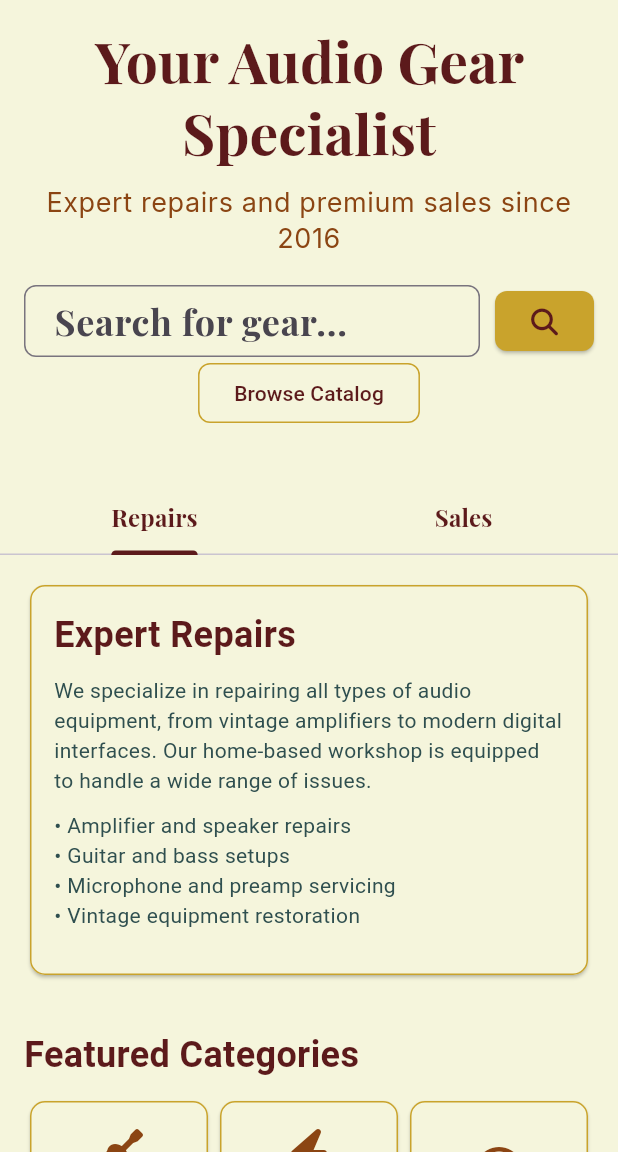
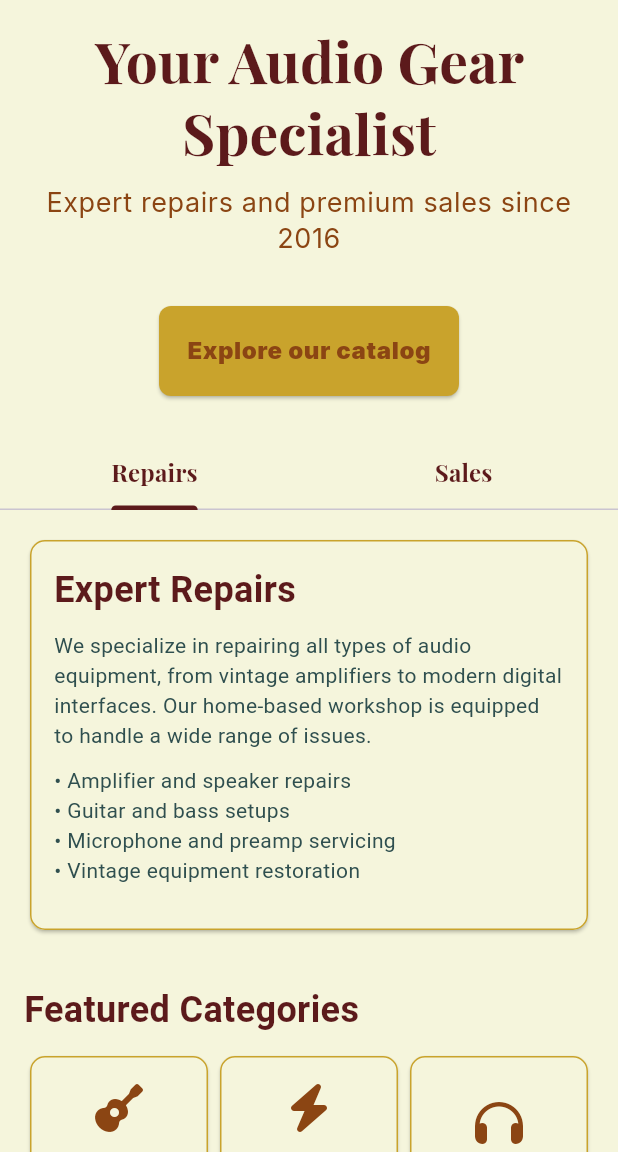
Before and after one commit to taciano-pacchialat/e-commerce-project, a Flutter app: the screen it shows after launch, on a phone screen of 412 x 824 dp, the part 84-1236 px from its top. Run offline on Flutter 3.47's test engine with Material 3 defaults, Android fonts, the phone set to English and light mode, and no system bars; our stand-ins replace equatable, flutter_bloc, font_awesome_flutter, google_fonts.

```diff
--- a/lib/views/home/home_view.dart
+++ b/lib/views/home/home_view.dart
@@ -13,12 +13,11 @@ class HomePageView extends StatelessWidget {
 
   @override
   Widget build(BuildContext context) {
-    //TODO continue styling
     return BaseScaffold(
       title: 'Charly\'s Hideout',
       body: ListView(
         children: [
-          // Welcome section
+          // Title section
           Padding(
             padding: const EdgeInsets.all(16.0),
             child: Column(
@@ -40,66 +39,42 @@ class HomePageView extends StatelessWidget {
                         fontSize: 18.0,
                       ),
                 ),
-                const SizedBox(height: 20),
-                Column(
+                const SizedBox(height: 10),
+              ],
+            ),
+          ),
+          Padding(
+            padding: const EdgeInsets.all(8.0),
+            child: Row(
+              mainAxisSize: MainAxisSize.min,
               mainAxisAlignment: MainAxisAlignment.center,
               children: [
-                    Row(
-                      children: [
-                        Expanded(
-                          child: TextField(
-                            decoration: InputDecoration(
-                              contentPadding:
-                                  const EdgeInsets.symmetric(horizontal: 16.0),
-                              hintText: "Search for gear...",
-                              border: OutlineInputBorder(
-                                borderRadius: BorderRadius.circular(8.0),
-                                borderSide: const BorderSide(
-                                  color: AppColors.secondaryGold,
-                                ),
-                              ),
-                            ),
-                          ),
-                        ),
-                        const SizedBox(width: 10),
                 ElevatedButton(
                   style: ElevatedButton.styleFrom(
                     backgroundColor: AppColors.secondaryGold,
+                    padding: const EdgeInsets.symmetric(
+                        horizontal: 16.0, vertical: 16.0), // Adjust padding
+                    minimumSize: const Size(200, 60),
                     shape: RoundedRectangleBorder(
                       borderRadius: BorderRadius.circular(8.0),
                     ),
                   ),
                   onPressed: () {
-                            // Handle search action
+                    BlocProvider.of<NavigationBloc>(context).add(
+                      const NavigateToStore(categoryId: ''),
+                    );
                   },
-                          child: const Icon(FontAwesomeIcons.magnifyingGlass,
-                              color: AppColors.primaryBurgundy),
+                  child: Text(
+                    'Explore our catalog',
+                    style: Theme.of(context).textTheme.bodySmall?.copyWith(
+                          fontWeight: FontWeight.w900,
                         ),
-                      ],
-                    ),
-                    const SizedBox(width: 10),
-                    OutlinedButton(
-                      style: OutlinedButton.styleFrom(
-                        side: const BorderSide(color: AppColors.secondaryGold),
-                        shape: RoundedRectangleBorder(
-                          borderRadius: BorderRadius.circular(8.0),
-                        ),
-                        backgroundColor: Colors.transparent,
-                      ),
-                      onPressed: () {
-                        BlocProvider.of<NavigationBloc>(context)
-                            .add(const NavigateToStore(categoryId: ''));
-                      },
-                      child: const Text(
-                        "Browse Catalog",
-                        style: TextStyle(color: AppColors.primaryBurgundy),
                   ),
                 ),
               ],
             ),
-              ],
           ),
-          ),
+
           const SizedBox(height: 20),
 
           // Tabs Section
@@ -268,7 +243,7 @@ class HomePageView extends StatelessWidget {
                   crossAxisAlignment: CrossAxisAlignment.start,
                   children: [
                     Text(
-                      "About Audio Gear Haven",
+                      "About Charly's Hideout",
                       style: TextStyle(
                           fontSize: 24,
                           fontWeight: FontWeight.bold,
@@ -317,7 +292,7 @@ class HomePageView extends StatelessWidget {
                     child: Column(
                       children: [
                         ContactInfo(
-                            icon: FontAwesomeIcons.phone,
+                            icon: FontAwesomeIcons.whatsapp,
                             text: "+54 221 542 4184"),
                         ContactInfo(
                             icon: FontAwesomeIcons.locationDot,
@@ -337,7 +312,7 @@ class HomePageView extends StatelessWidget {
             child: const Padding(
               padding: EdgeInsets.all(16.0),
               child: Text(
-                "© 2023 Charly's Hideout. All rights reserved.",
+                "© 2024 Charly's Hideout. All rights reserved.",
                 textAlign: TextAlign.center,
                 style: TextStyle(color: AppColors.primaryCream),
               ),
--- a/pubspec.yaml
+++ b/pubspec.yaml
@@ -35,7 +35,7 @@ dependencies:
   bloc: ^8.1.4
   flutter_bloc: ^8.1.6
   equatable: ^2.0.5
-  carousel_slider: ^4.2.1
+  carousel_slider: ^5.0.0
   font_awesome_flutter: ^10.7.0
   logger: ^2.4.0
 
```
Also changed, not shown: lib/views/store/product_detail_view.dart (+126 -20 lines). Lines whose indentation alone changed are shown as unchanged.
